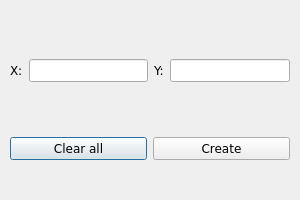
First picture: the form in main/add_objects_forms/add_target_form.ui, repository UmbrellaLeaf5/locus_no_pilotus, before the edit.
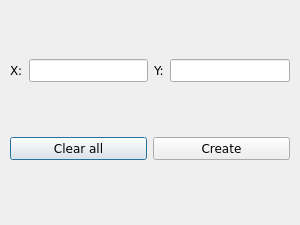
Second picture: the form after the edit.

Commit message: change names and dialog sizes in add_target_form

What changed in the file:
```diff
--- a/main/add_objects_forms/add_target_form.ui
+++ b/main/add_objects_forms/add_target_form.ui
@@ -7,7 +7,7 @@
     <x>0</x>
     <y>0</y>
     <width>300</width>
-    <height>200</height>
+    <height>225</height>
    </rect>
   </property>
   <property name="windowTitle">
```
Left out of the diff: 16 changed lines with no effect on the pictures. The commit also changes 2 other files.
